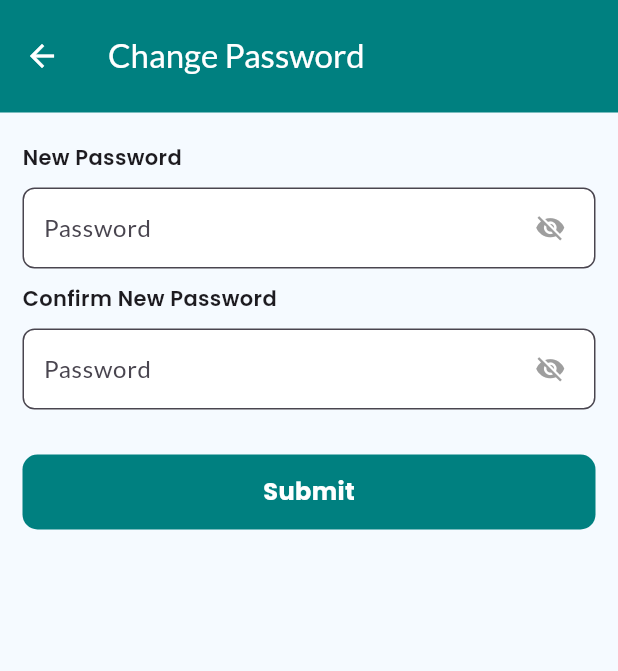
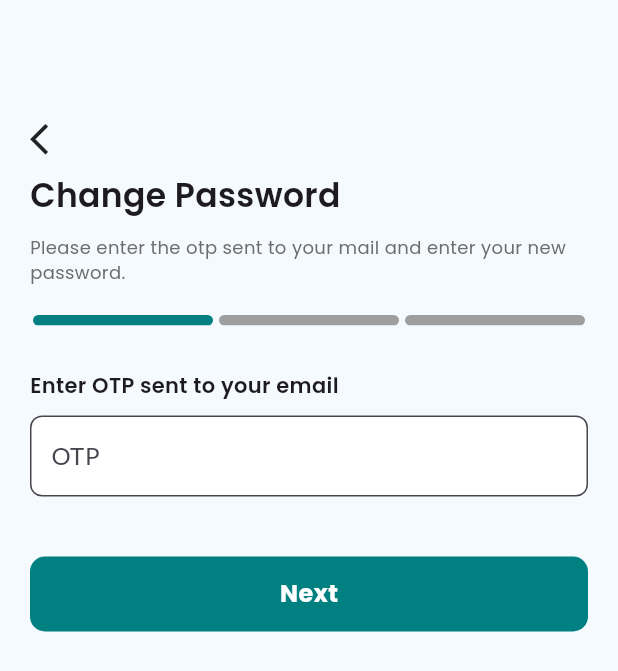
Before and after one commit to Appisode-Infotech/VI_Care_Mobile, a Flutter app: the ChangePasswordScreen screen opened by its route, on a phone screen of 412 x 824 dp. Shown: the top 671 px of the screen. Run offline on Flutter 3.47's test engine with Material 3 defaults, Android fonts, the phone set to English and light mode, and no system bars; drawn by our look-alikes of step_progress_indicator; our stand-ins replace badges, carousel_slider, dots_indicator, dotted_border, flutter_localization, google_fonts and 5 more; accounts and stored records are empty.

Commit message:
changepassword ui update

```diff
--- a/lib/auth/ui/forgot_reset_password.dart
+++ b/lib/auth/ui/forgot_reset_password.dart
@@ -19,7 +19,6 @@ class ForgotResetPassword extends StatefulWidget {
 }
 
 class _ForgotResetPasswordState extends State<ForgotResetPassword> {
-
   int currentStep = 1;
 
   Color getIndicatorColor(int step) {
@@ -29,21 +28,23 @@ class _ForgotResetPasswordState extends State<ForgotResetPassword> {
   @override
   Widget build(BuildContext context) {
     return Consumer(
-      builder: (BuildContext context, AuthProvider authProvider, Widget? child) {
+      builder:
+          (BuildContext context, AuthProvider authProvider, Widget? child) {
         authProvider.forgotPageContext = context;
         return Scaffold(
           body: Form(
             key: authProvider.forgotPasswordFormKey,
             child: SingleChildScrollView(
               child: Padding(
-                padding: const EdgeInsets.symmetric(vertical: 80, horizontal: 30),
+                padding:
+                    const EdgeInsets.symmetric(vertical: 80, horizontal: 30),
                 child: Column(
                   mainAxisAlignment: MainAxisAlignment.start,
                   crossAxisAlignment: CrossAxisAlignment.start,
                   children: [
                     InkWell(
                       onTap: () {
-                        Navigator.pushNamed(context, Routes.loginRoute);
+                        Navigator.pop(context);
                       },
                       child: const Icon(
                         Icons.arrow_back_ios,
@@ -65,9 +66,11 @@ class _ForgotResetPasswordState extends State<ForgotResetPassword> {
                                 height: 10,
                               ),
                               Text(
-                          AppLocale.emailToResetPassword.getString(context),
+                                AppLocale.emailToResetPassword
+                                    .getString(context),
                                 style: const TextStyle(
-                              fontSize: 12, color: AppColors.fontShadeColor),
+                                    fontSize: 12,
+                                    color: AppColors.fontShadeColor),
                               ),
                               const SizedBox(
                                 height: 20,
@@ -89,7 +92,8 @@ class _ForgotResetPasswordState extends State<ForgotResetPassword> {
                               Text(
                                 AppLocale.enterOtpForNewPswd.getString(context),
                                 style: const TextStyle(
-                              fontSize: 12, color: AppColors.fontShadeColor),
+                                    fontSize: 12,
+                                    color: AppColors.fontShadeColor),
                               ),
                               const SizedBox(
                                 height: 20,
@@ -111,7 +115,7 @@ class _ForgotResetPasswordState extends State<ForgotResetPassword> {
                         ? forgotPassword(authProvider)
                         : const SizedBox.shrink(),
                     currentStep == 2
-                        ? resetPassword(screenSize!,authProvider)
+                        ? resetPassword(screenSize!, authProvider)
                         : const SizedBox.shrink(),
                     const SizedBox(height: 30),
                     Column(
@@ -121,7 +125,7 @@ class _ForgotResetPasswordState extends State<ForgotResetPassword> {
                             ? getPrimaryAppButton(
                                 context,
                                 AppLocale.previous.getString(context),
-                          onPressed: () async{
+                                onPressed: () async {
                                   setState(() {
                                     currentStep = currentStep - 1;
                                   });
@@ -135,16 +139,16 @@ class _ForgotResetPasswordState extends State<ForgotResetPassword> {
                         (currentStep == 1)
                             ? getPrimaryAppButton(
                                 context, AppLocale.next.getString(context),
-                            onPressed: () async{
+                                onPressed: () async {
                                 setState(() {
                                   currentStep = currentStep + 1;
                                 });
                               })
                             : getPrimaryAppButton(
                                 context, AppLocale.next.getString(context),
-                            onPressed: () async{
-                              Navigator.pushNamedAndRemoveUntil(
-                                  context, Routes.loginRoute, (route) => false);
+                                onPressed: () async {
+                                Navigator.pushNamedAndRemoveUntil(context,
+                                    Routes.loginRoute, (route) => false);
                               }),
                       ],
                     ),
@@ -265,11 +269,14 @@ class _ForgotResetPasswordState extends State<ForgotResetPassword> {
             suffixIcon: CupertinoButton(
               onPressed: () {
                 setState(() {
-                  authProvider.forgotPasswordIsShowPassword = !authProvider.forgotPasswordIsShowPassword;
+                  authProvider.forgotPasswordIsShowPassword =
+                      !authProvider.forgotPasswordIsShowPassword;
                 });
               },
               child: Icon(
-                authProvider.forgotPasswordIsShowPassword ? Icons.visibility_off : Icons.visibility,
+                authProvider.forgotPasswordIsShowPassword
+                    ? Icons.visibility_off
+                    : Icons.visibility,
                 color: Colors.grey,
               ),
             ),
@@ -315,11 +322,14 @@ class _ForgotResetPasswordState extends State<ForgotResetPassword> {
             suffixIcon: CupertinoButton(
               onPressed: () {
                 setState(() {
-                  authProvider.forgotPasswordIsConfirmPassword = !authProvider.forgotPasswordIsConfirmPassword;
+                  authProvider.forgotPasswordIsConfirmPassword =
+                      !authProvider.forgotPasswordIsConfirmPassword;
                 });
               },
               child: Icon(
-                authProvider.forgotPasswordIsConfirmPassword ? Icons.visibility_off : Icons.visibility,
+                authProvider.forgotPasswordIsConfirmPassword
+                    ? Icons.visibility_off
+                    : Icons.visibility,
                 color: Colors.grey,
               ),
             ),
--- a/lib/create_patients/ui/change_password_screen.dart
+++ b/lib/create_patients/ui/change_password_screen.dart
@@ -2,12 +2,13 @@ import 'package:flutter/cupertino.dart';
 import 'package:flutter/material.dart';
 import 'package:flutter_localization/flutter_localization.dart';
 import 'package:provider/provider.dart';
-import 'package:vicare/create_patients/provider/profile_provider.dart';
+import 'package:step_progress_indicator/step_progress_indicator.dart';
 
 import '../../utils/app_buttons.dart';
 import '../../utils/app_colors.dart';
 import '../../utils/app_locale.dart';
 import '../../utils/routes.dart';
+import '../provider/profile_provider.dart';
 
 class ChangePasswordScreen extends StatefulWidget {
   const ChangePasswordScreen({super.key});
@@ -17,38 +18,171 @@ class ChangePasswordScreen extends StatefulWidget {
 }
 
 class _ChangePasswordScreenState extends State<ChangePasswordScreen> {
+  int currentStep = 1;
+
+  Color getIndicatorColor(int step) {
+    return currentStep >= step ? AppColors.primaryColor : Colors.grey;
+  }
 
   @override
   Widget build(BuildContext context) {
-    return Consumer(
-      builder: (BuildContext context, ProfileProvider profileProvider,
-          Widget? child) {
+    return Consumer(builder: (BuildContext context, ProfileProvider profileProvider, Widget? child) {
       profileProvider.changePasswordPageContext = context;
       return Scaffold(
-          appBar: AppBar(
-            title: Text(
-              AppLocale.changePassword.getString(context),
-              style: const TextStyle(color: Colors.white),
-            ),
-            backgroundColor: AppColors.primaryColor,
-            toolbarHeight: 75,
-            leading: IconButton(
-              icon: const Icon(
-                Icons.arrow_back,
-                color: Colors.white,
-              ),
-              onPressed: () {
+        body: Form(
+          key: profileProvider.changePasswordFormKey,
+          child: Column(
+            children: [
+              // Non-scrollable part
+              Padding(
+                padding: const EdgeInsets.only(
+                    top: 80, left: 20, right: 20, bottom: 20),
+                child: Column(
+                  crossAxisAlignment: CrossAxisAlignment.start,
+                  children: [
+                    InkWell(
+                      onTap: () {
                         Navigator.pop(context);
                       },
+                      child: const Icon(
+                        Icons.arrow_back_ios,
+                        size: 25,
                       ),
                     ),
-          body: Form(
-            key: profileProvider.changePasswordFormKey,
+                    const SizedBox(height: 10),
+                    Text(
+                      AppLocale.changePassword.getString(context),
+                      style: const TextStyle(
+                          fontSize: 22, fontWeight: FontWeight.w600),
+                    ),
+                    const SizedBox(height: 10),
+                    Text(
+                      AppLocale.enterOtpForNewPswd.getString(context),
+                      style: const TextStyle(
+                          fontSize: 12,
+                          color: AppColors.fontShadeColor),
+                    ),
+                    const SizedBox(height: 20),
+
+                    StepProgressIndicator(
+                      roundedEdges: const Radius.circular(20),
+                      size: 7,
+                      totalSteps: 3,
+                      currentStep: currentStep,
+                      selectedColor: AppColors.primaryColor,
+                      unselectedColor: Colors.grey,
+                    ),
+                  ],
+                ),
+              ),
+
+              // Scrollable part
+              Expanded(
                 child: SingleChildScrollView(
                   child: Padding(
-                padding:
-                    const EdgeInsets.symmetric(vertical: 20, horizontal: 15),
+                    padding: const EdgeInsets.symmetric(
+                        vertical: 10, horizontal: 20),
                     child: Column(
+                      children: [
+                        currentStep == 1
+                            ? otpScreen(profileProvider)
+                            : const SizedBox.shrink(),
+                        currentStep == 2
+                            ? changePassword(profileProvider)
+                            : const SizedBox.shrink(),
+                        const SizedBox(height: 30),
+                        Column(
+                          mainAxisAlignment: MainAxisAlignment.end,
+                          children: [
+                            currentStep != 1
+                                ? getPrimaryAppButton(
+                              context,
+                              AppLocale.previous.getString(context),
+                              onPressed: () async {
+                                setState(() {
+                                  currentStep = currentStep - 1;
+                                });
+                              },
+                              buttonColor: Colors.red.shade500,
+                            )
+                                : const SizedBox.shrink(),
+                            const SizedBox(
+                              height: 10,
+                            ),
+                            (currentStep == 1)
+                                ? getPrimaryAppButton(
+                                context, AppLocale.next.getString(context),
+                                onPressed: () async {
+                                  setState(() {
+                                    currentStep = currentStep + 1;
+                                  });
+                                })
+                                : getPrimaryAppButton(
+                                context, AppLocale.submit.getString(context),
+                                onPressed: () async {
+                                  Navigator.pushNamedAndRemoveUntil(
+                                      context, Routes.profileRoute, (
+                                      route) => false);
+                                }),
+                          ],
+                        ),
+                      ],
+                    ),
+                  ),
+                ),
+              ),
+            ],
+          ),
+        ),
+      );
+    },
+    );
+  }
+
+  otpScreen(ProfileProvider profileProvider) {
+    return Column(
+      mainAxisAlignment: MainAxisAlignment.start,
+      crossAxisAlignment: CrossAxisAlignment.start,
+      children: [
+        Text(AppLocale.enterOtp.getString(context),
+            style: const TextStyle(fontWeight: FontWeight.w600)),
+        const SizedBox(
+          height: 10,
+        ),
+        TextFormField(
+          // controller:changepasswordOtpController,
+          validator: (value) {
+            if (value!.isEmpty) {
+              return AppLocale.validOtp.getString(context);
+            }
+            return null;
+          },
+          keyboardType: TextInputType.number,
+          decoration: InputDecoration(
+            fillColor: Colors.white,
+            filled: true,
+            hintText: AppLocale.otp.getString(context),
+            counterText: "",
+            isCollapsed: true,
+            errorStyle: const TextStyle(color: Colors.red),
+            focusedBorder: OutlineInputBorder(
+              borderSide: const BorderSide(color: AppColors.primaryColor),
+              borderRadius: BorderRadius.circular(8),
+            ),
+            border: OutlineInputBorder(
+              borderSide: const BorderSide(color: Colors.black, width: 2),
+              borderRadius: BorderRadius.circular(8),
+            ),
+            contentPadding:
+            const EdgeInsets.symmetric(vertical: 15, horizontal: 10),
+          ),
+        ),
+      ],
+    );
+  }
+
+  changePassword(ProfileProvider profileProvider) {
+    return Column(
       mainAxisAlignment: MainAxisAlignment.start,
       crossAxisAlignment: CrossAxisAlignment.start,
       children: [
@@ -159,21 +293,7 @@ class _ChangePasswordScreenState extends State<ChangePasswordScreen> {
                 vertical: 15, horizontal: 10),
           ),
         ),
-                    const SizedBox(
-                      height: 30,
-                    ),
-                    getPrimaryAppButton(
-                        context, AppLocale.submit.getString(context),
-                        onPressed: () async {
-                      Navigator.pushNamed(context, Routes.profileRoute);
-                    }),
       ],
-                ),
-              ),
-            ),
-          ),
-        );
-      },
     );
   }
 }
--- a/lib/dashboard/dashboard_screen.dart
+++ b/lib/dashboard/dashboard_screen.dart
@@ -47,7 +47,7 @@ class _DashboardScreenState extends State<DashboardScreen> {
   Widget _buildBottomNavigationBar() {
     return Container(
       color: Colors.white,
-      padding: EdgeInsets.all(8),
+      padding: const EdgeInsets.all(8),
       child: BottomNavigationBar(
         elevation: 0,
         type: BottomNavigationBarType.fixed,
--- a/lib/utils/app_locale.dart
+++ b/lib/utils/app_locale.dart
@@ -179,7 +179,7 @@ mixin AppLocale {
 
     submit: 'Submit',
     resetPassword: 'Reset password ?',
-    enterOtpForNewPswd: 'Please enter the otp sent to your mail and \nenter your new password.',
+    enterOtpForNewPswd: 'Please enter the otp sent to your mail and enter your new password.',
     newPassword: 'New Password',
     confirmPassword: 'Confirm New Password',
 
@@ -312,7 +312,7 @@ mixin AppLocale {
 
     submit: 'ಸಲ್ಲಿಸು',
     resetPassword: 'ಪಾಸ್ವರ್ಡ್ ಮರುಹೊಂದಿಸುವುದೇ?',
-    enterOtpForNewPswd: 'ದಯವಿಟ್ಟು ನಿಮ್ಮ ಮೇಲ್‌ಗೆ ಕಳುಹಿಸಲಾದ ಒಟಿಪಿಯನ್ನು ನಮೂದಿಸಿ ಮತ್ತು \nನಿಮ್ಮ ಹೊಸ ಪಾಸ್‌ವರ್ಡ್ ಅನ್ನು ನಮೂದಿಸಿ.',
+    enterOtpForNewPswd: 'ದಯವಿಟ್ಟು ನಿಮ್ಮ ಮೇಲ್‌ಗೆ ಕಳುಹಿಸಲಾದ ಒಟಿಪಿಯನ್ನು ನಮೂದಿಸಿ ಮತ್ತು ನಿಮ್ಮ ಹೊಸ ಪಾಸ್‌ವರ್ಡ್ ಅನ್ನು ನಮೂದಿಸಿ.',
     newPassword: 'ಹೊಸ ಪಾಸ್ವರ್ಡ್',
     confirmPassword: 'ಹೊಸ ಗುಪ್ತಪದವನ್ನು ಖಚಿತಪಡಿಸಿ',
 
@@ -444,7 +444,7 @@ mixin AppLocale {
 
     submit: 'सबमिट करें',
     resetPassword: 'पासवर्ड रीसेट करें?',
-    enterOtpForNewPswd: 'कृपया अपने ईमेल पर भेजे गए OTP दर्ज करें और \nअपना नया पासवर्ड दर्ज करें।',
+    enterOtpForNewPswd: 'कृपया अपने ईमेल पर भेजे गए OTP दर्ज करें और अपना नया पासवर्ड दर्ज करें।',
     newPassword: 'नया पासवर्ड',
     confirmPassword: 'नया पासवर्ड पुनः पुष्टि करें',
 
```
Lines whose indentation alone changed are shown as unchanged.
